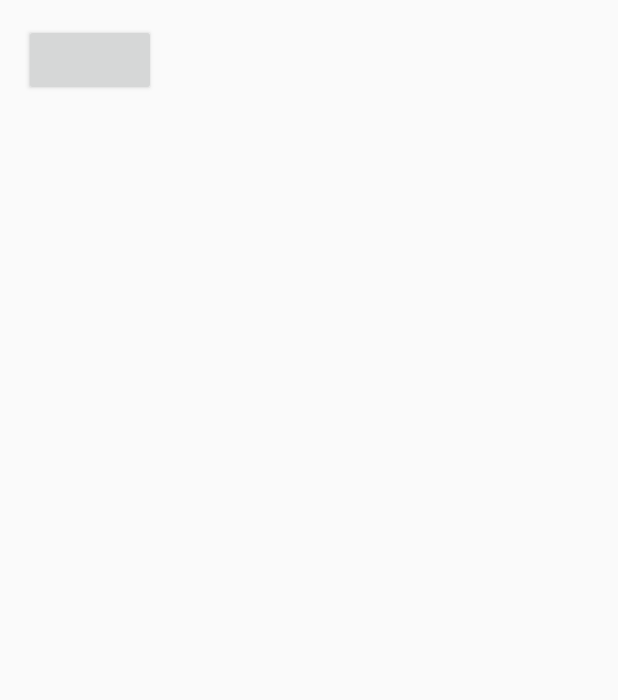
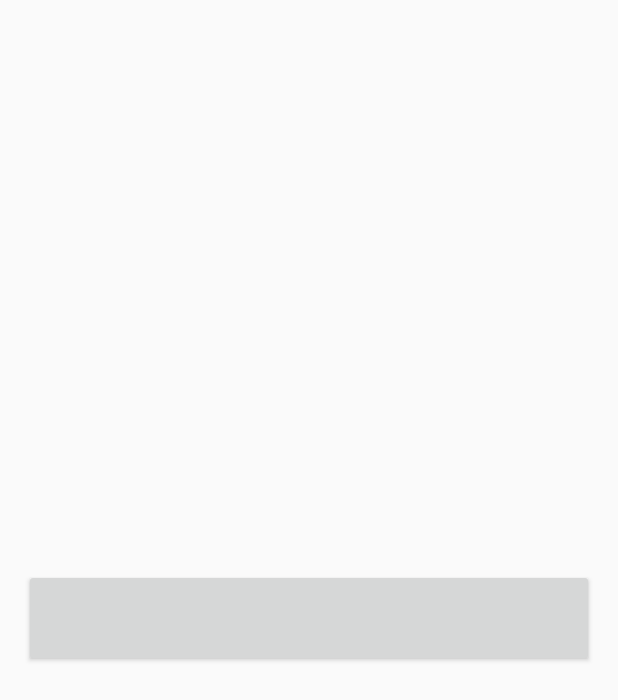
Before and after one commit to Kiran2020/NNews, an Android app: the layout fragment_main.xml on its own in the app's theme, with its tools: preview values and no code run, on a phone screen of 412 x 824 dp. Shown: the top 700 px of the screen. Run offline under Robolectric (Android 15) with nearby library versions, the phone set to English and light mode, and no system bars; plain views replace LoginButton.

```diff
--- a/app/src/main/res/layout/fragment_main.xml
+++ b/app/src/main/res/layout/fragment_main.xml
@@ -1,4 +1,4 @@
-<LinearLayout xmlns:android="http://schemas.android.com/apk/res/android"
+<RelativeLayout xmlns:android="http://schemas.android.com/apk/res/android"
     xmlns:tools="http://schemas.android.com/tools"
     android:layout_width="match_parent"
     android:layout_height="match_parent"
@@ -10,8 +10,11 @@
 
     <com.facebook.login.widget.LoginButton
         android:id="@+id/login_button"
-        android:layout_width="wrap_content"
+        android:layout_width="match_parent"
         android:layout_height="wrap_content"
-        android:layout_gravity="center_horizontal"/>
+        android:paddingTop="15dp"
+        android:paddingBottom="15dp"
+        android:textSize="25sp"
+        android:layout_centerInParent="true"/>
 
-</LinearLayout>
+</RelativeLayout>
```
Also changed, not shown: app/src/main/java/com/nnews/android/MainActivityFragment.java (+25 -1 lines).
